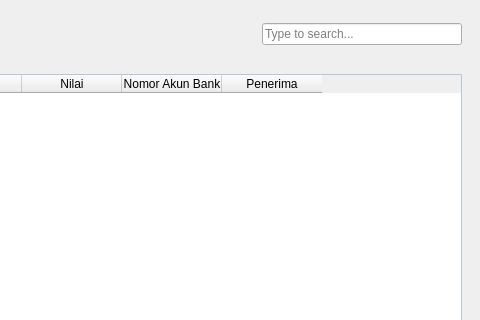
Before: the Qt Designer form source/kasbank/ui_kasbank.ui in fnugrahendi/petuk.corp, drawn with Qt 5; both pictures show x 297 to 777 and y 0 to 320 of the 777 by 584 pixel window.
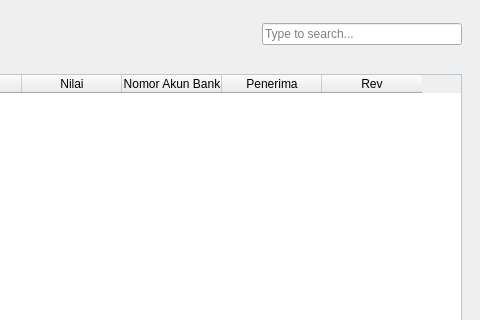
After: the same form once the commit is applied. The open tabs and pages were chosen to show the change.

```diff
--- a/source/kasbank/ui_kasbank.ui
+++ b/source/kasbank/ui_kasbank.ui
@@ -2287,6 +2287,11 @@
            <string>Penerima</string>
           </property>
          </column>
+         <column>
+          <property name="text">
+           <string>Rev</string>
+          </property>
+         </column>
         </widget>
        </item>
       </layout>
```
Left out of the diff: 18 changed lines with no effect on the pictures.
